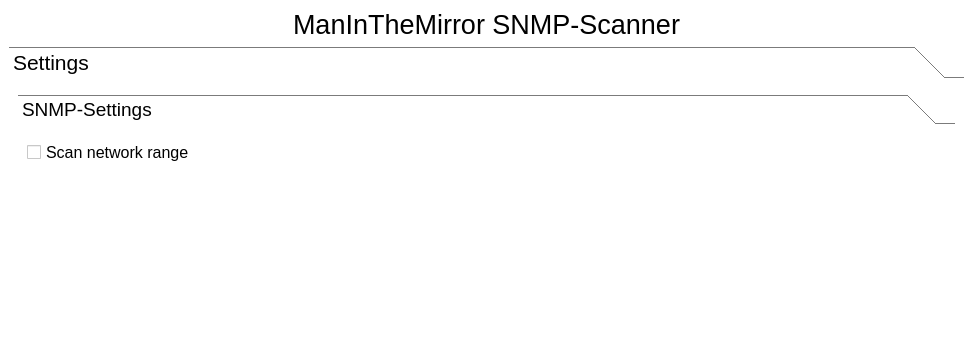
This is UI/mainwindow.ui in aplaikner/ManInTheMirror as Qt 5 draws it before an edit; both pictures show x 0 to 973 and y 0 to 344 of the 973 by 552 pixel window. The edited form follows.
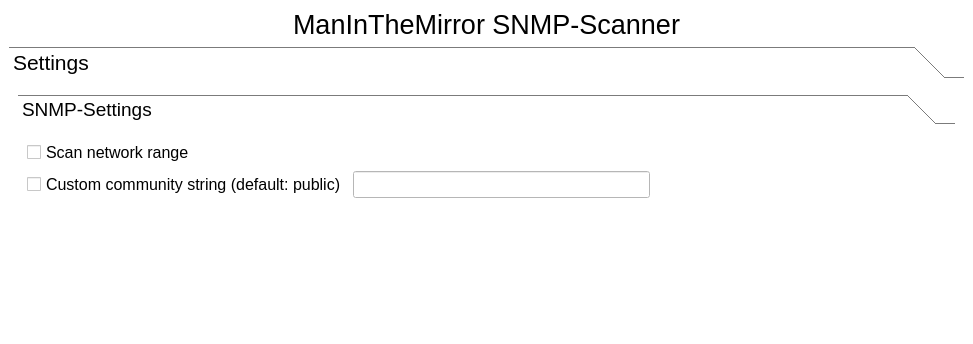
This is the edited form. The open tabs and pages were chosen to show the change.

Commit message: Add feature to input custom community string

What changed in the file:
```diff
--- a/UI/mainwindow.ui
+++ b/UI/mainwindow.ui
@@ -118,6 +118,47 @@
                 </property>
                </widget>
               </item>
+              <item>
+               <layout class="QHBoxLayout" name="horizontalLayout_4">
+                <item>
+                 <widget class="QCheckBox" name="checkBox_community">
+                  <property name="font">
+                   <font>
+                    <pointsize>12</pointsize>
+                   </font>
+                  </property>
+                  <property name="text">
+                   <string>Custom community string (default: public)</string>
+                  </property>
+                 </widget>
+                </item>
+                <item>
+                 <widget class="QLineEdit" name="lineEdit_community">
+                  <property name="enabled">
+                   <bool>false</bool>
+                  </property>
+                  <property name="font">
+                   <font>
+                    <pointsize>12</pointsize>
+                   </font>
+                  </property>
+                 </widget>
+                </item>
+                <item>
+                 <spacer name="horizontalSpacer_9">
+                  <property name="orientation">
+                   <enum>Qt::Horizontal</enum>
+                  </property>
+                  <property name="sizeHint" stdset="0">
+                   <size>
+                    <width>40</width>
+                    <height>20</height>
+                   </size>
+                  </property>
+                 </spacer>
+                </item>
+               </layout>
+              </item>
               <item>
                <spacer name="verticalSpacer_2">
                 <property name="orientation">
```
Left out of the diff: 2 changed lines with no effect on the pictures. The commit also changes 7 other files.
